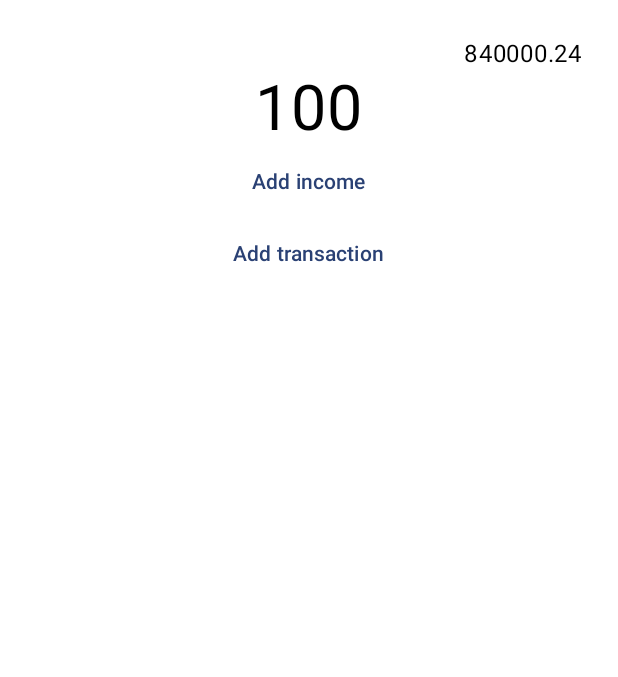
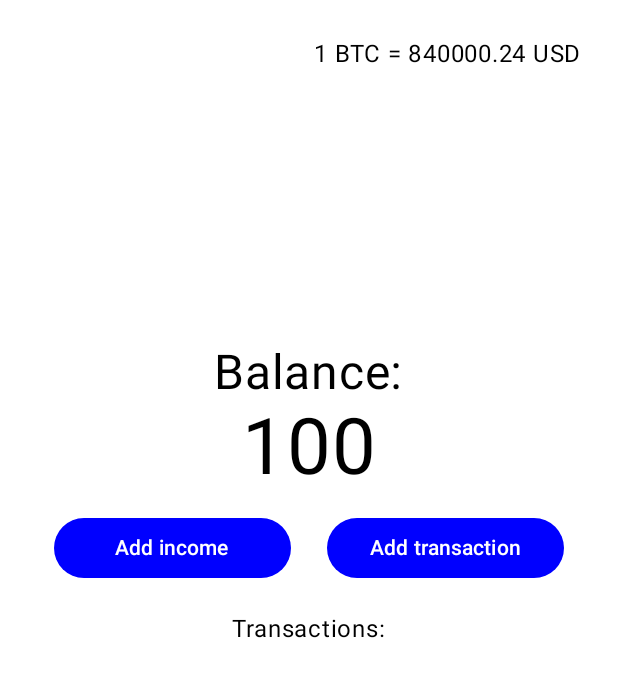
Before and after one commit to irockk/nebula_test, an Android app built with Jetpack Compose: the @Preview function HomeScreenPreview, on a phone screen of 412 x 824 dp. Shown: the top 677 px of the screen. Run offline under Robolectric (Android 15) with nearby library versions, the phone set to English and light mode, and no system bars; our stand-ins replace paging; 2 statements that could not run were skipped.

Commit message:
Minor ui changes.

```diff
--- /dev/null
+++ b/app/src/main/java/com/example/nebulatest/ui/components/TransactionTextButton.kt
@@ -0,0 +1,26 @@
+package com.example.nebulatest.ui.components
+
+import androidx.compose.material3.ButtonDefaults
+import androidx.compose.material3.Text
+import androidx.compose.material3.TextButton
+import androidx.compose.runtime.Composable
+import androidx.compose.ui.Modifier
+import androidx.compose.ui.graphics.Color
+
+@Composable
+fun TransactionTextButton(
+    modifier: Modifier = Modifier,
+    text: String,
+    onClick: () -> Unit
+) {
+    TextButton(
+        modifier = modifier,
+        onClick = onClick,
+        colors = ButtonDefaults.textButtonColors(
+            contentColor = Color.White,
+            containerColor = Color.Blue
+        )
+    ) {
+        Text(text = text)
+    }
+}
--- a/app/src/main/java/com/example/nebulatest/ui/screens/home/HomeScreen.kt
+++ b/app/src/main/java/com/example/nebulatest/ui/screens/home/HomeScreen.kt
@@ -14,7 +14,6 @@ import androidx.compose.foundation.lazy.LazyColumn
 import androidx.compose.foundation.lazy.items
 import androidx.compose.foundation.shape.RoundedCornerShape
 import androidx.compose.material3.Text
-import androidx.compose.material3.TextButton
 import androidx.compose.runtime.Composable
 import androidx.compose.runtime.getValue
 import androidx.compose.runtime.mutableStateOf
@@ -22,6 +21,7 @@ import androidx.compose.runtime.remember
 import androidx.compose.runtime.setValue
 import androidx.compose.ui.Alignment
 import androidx.compose.ui.Modifier
+import androidx.compose.ui.draw.clip
 import androidx.compose.ui.graphics.Color
 import androidx.compose.ui.res.stringResource
 import androidx.compose.ui.tooling.preview.Preview
@@ -33,7 +33,8 @@ import com.example.nebulatest.core.formatLongToDate
 import com.example.nebulatest.core.formatLongToTime
 import com.example.nebulatest.features.transaction.model.TransactionType
 import com.example.nebulatest.features.transaction.model.presentation.TransactionPresentationModel
-import com.example.nebulatest.ui.screens.transaction.components.IncomeDialog
+import com.example.nebulatest.ui.components.IncomeDialog
+import com.example.nebulatest.ui.components.TransactionTextButton
 import com.example.nebulatest.ui.theme.Dimens
 import com.example.nebulatest.ui.theme.NebulaTestTheme
 
@@ -51,31 +52,63 @@ fun HomeScreen(
         onSave = { addIncome(it) }
     )
 
-    Column(modifier = Modifier
-        .fillMaxSize()
-        .padding(Dimens.screenPadding),
+    Column(
+        modifier = Modifier
+            .fillMaxSize()
+            .padding(Dimens.screenPadding),
         horizontalAlignment = Alignment.CenterHorizontally
     ) {
 
+        uiState.exchangeRate?.let { exchangeRate ->
+            Row(
+                modifier = Modifier.fillMaxWidth(),
+                horizontalArrangement = Arrangement.End
+            ) {
+                Text(
+                    text = stringResource(
+                        R.string.btc_to_usd_exchange_rate_text,
+                        exchangeRate
+                    )
+                )
+            }
+        }
+
+        Spacer(Modifier.weight(1f))
+
+        Text(
+            text = stringResource(R.string.balance_title),
+            fontSize = 32.sp
+        )
+
+        Text(
+            text = formatDouble(uiState.balance),
+            fontSize = 52.sp
+        )
+
         Row(
-            modifier = Modifier.fillMaxWidth(),
-            horizontalArrangement = Arrangement.End
+            verticalAlignment = Alignment.CenterVertically
         ) {
-            Text(text = uiState.exchangeRate.toString())
+            TransactionTextButton(
+                modifier = Modifier
+                    .weight(1f)
+                    .padding(Dimens.paddingMedium),
+                text = stringResource(R.string.home_add_income_button_text),
+                onClick = { isIncomeDialogVisible = true }
+            )
+
+            TransactionTextButton(
+                modifier = Modifier
+                    .weight(1f)
+                    .padding(Dimens.paddingMedium),
+                text = stringResource(R.string.home_add_transaction_button_text),
+                onClick = goToTransaction
+            )
         }
 
         Text(
-            text = formatDouble(uiState.balance),
-            fontSize = 42.sp
+            modifier = Modifier.padding(vertical = Dimens.paddingSmall),
+            text = "Transactions:"
         )
-
-        TextButton(onClick = { isIncomeDialogVisible = true }) {
-            Text(text = stringResource(R.string.home_add_income_button_text))
-        }
-
-        TextButton(onClick = goToTransaction) {
-            Text(text = stringResource(R.string.home_add_transaction_button_text))
-        }
 
         val transactions = uiState.transactions.collectAsLazyPagingItems()
 
@@ -83,10 +116,11 @@ fun HomeScreen(
             formatLongToDate(transaction.timestamp)
         }
 
-        LazyColumn {
+        LazyColumn(modifier = Modifier.weight(2f)) {
             groupedTransactions.forEach { (date, transactionsForDate) ->
                 item {
                     Text(
+                        modifier = Modifier.padding(top = Dimens.paddingExtraSmall),
                         text = date
                     )
                 }
@@ -112,9 +146,11 @@ private fun TransactionItem(
     Row(
         modifier = modifier
             .border(Dimens.borderWidth, Color.DarkGray, RoundedCornerShape(Dimens.cornerRadius))
+            .clip(RoundedCornerShape(Dimens.cornerRadius))
             .background(
-                (if (transaction.transactionType == TransactionType.INCOME)
-                    Color.Green else Color.Red).copy(0.1f)
+                (if (transaction.transactionType == TransactionType.INCOME) Color.Green else Color.Red).copy(
+                    0.1f
+                )
             )
             .padding(Dimens.paddingMedium)
     ) {
@@ -128,8 +164,7 @@ private fun TransactionItem(
 
         Text(
             text = transaction.category?.name ?: stringResource(R.string.income_text),
-            fontSize = 16.sp,
-            color = Color.Black
+            fontSize = 16.sp
         )
 
         Spacer(Modifier.weight(1f))
--- a/app/src/main/java/com/example/nebulatest/ui/theme/Theme.kt
+++ b/app/src/main/java/com/example/nebulatest/ui/theme/Theme.kt
@@ -1,6 +1,5 @@
 package com.example.nebulatest.ui.theme
 
-import android.app.Activity
 import android.os.Build
 import androidx.compose.foundation.isSystemInDarkTheme
 import androidx.compose.material3.MaterialTheme
--- a/app/src/main/res/values/strings.xml
+++ b/app/src/main/res/values/strings.xml
@@ -9,4 +9,6 @@
     <string name="home_add_income_button_text">Add income</string>
     <string name="transaction_goback_button_text">goBack</string>
     <string name="transition_add_transition_button_text">Add transition</string>
+    <string name="btc_to_usd_exchange_rate_text">1 BTC = %1$s USD</string>
+    <string name="balance_title">Balance:</string>
 </resources>
```
Also changed, not shown: app/src/main/java/com/example/nebulatest/ui/components/IncomeDialog.kt (renamed from app/src/main/java/com/example/nebulatest/ui/screens/transaction/components/IncomeDialog.kt, +8 -9 lines), app/src/main/java/com/example/nebulatest/ui/screens/transaction/TransactionScreen.kt (+17 -8 lines).
